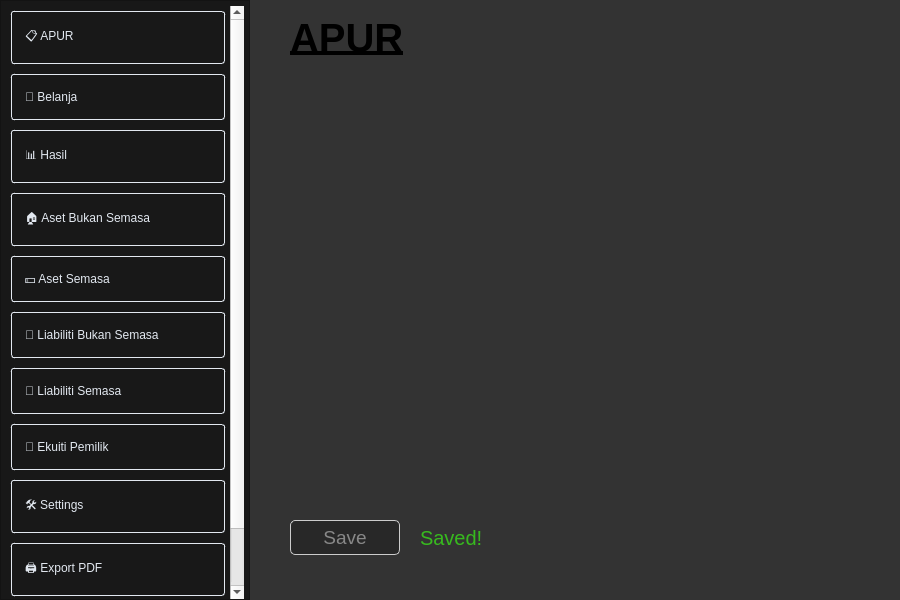
JuneMinazuki/auto-penyata, file src/mainwindow.ui: the form before one commit.
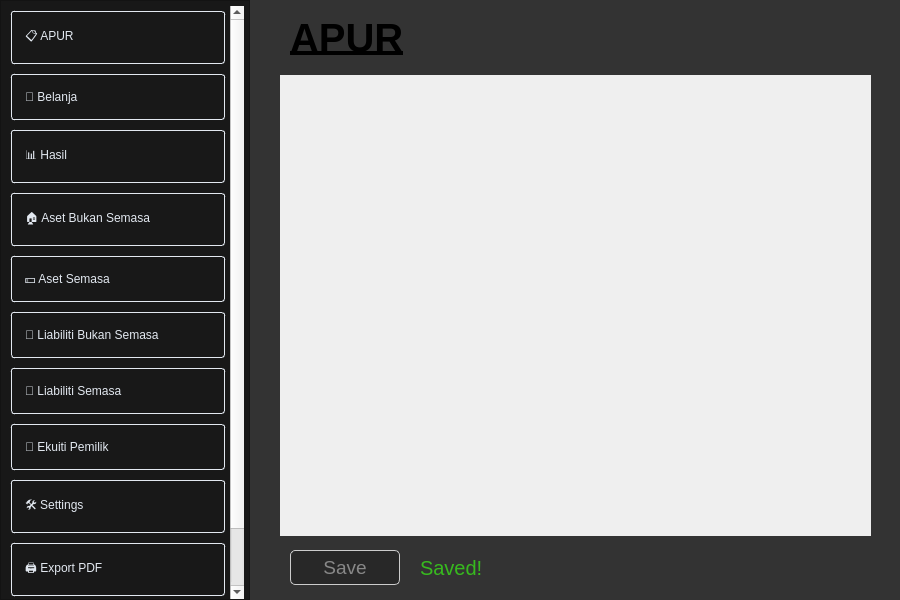
The form after the commit.

Diff of the .ui file:
```diff
--- a/src/mainwindow.ui
+++ b/src/mainwindow.ui
@@ -174,12 +174,12 @@
         <x>30</x>
         <y>75</y>
         <width>591</width>
-        <height>421</height>
+        <height>461</height>
        </rect>
       </property>
       <property name="styleSheet">
        <string notr="true">QScrollArea {
-	border: 0px;
+	border: none;
     background-color: #333333;
 }
 
@@ -226,13 +226,13 @@
       <property name="widgetResizable">
        <bool>true</bool>
       </property>
-      <widget class="QWidget" name="scrollAreaWidgetContents">
+      <widget class="QWidget" name="apur_scrollAreaWidgetContents">
        <property name="geometry">
         <rect>
          <x>0</x>
          <y>0</y>
          <width>591</width>
-         <height>421</height>
+         <height>461</height>
         </rect>
        </property>
       </widget>
@@ -244,7 +244,7 @@
       <property name="geometry">
        <rect>
         <x>170</x>
-        <y>522</y>
+        <y>552</y>
         <width>161</width>
         <height>31</height>
        </rect>
@@ -271,7 +271,7 @@
       <property name="geometry">
        <rect>
         <x>40</x>
-        <y>520</y>
+        <y>550</y>
         <width>110</width>
         <height>35</height>
        </rect>
@@ -714,7 +714,7 @@
       <property name="geometry">
        <rect>
         <x>40</x>
-        <y>520</y>
+        <y>550</y>
         <width>110</width>
         <height>35</height>
        </rect>
@@ -756,7 +756,7 @@
       <property name="geometry">
        <rect>
         <x>170</x>
-        <y>522</y>
+        <y>552</y>
         <width>281</width>
         <height>31</height>
        </rect>
```
